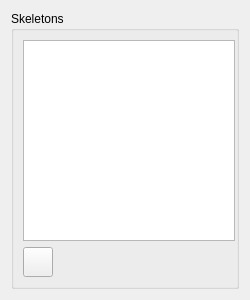
Qt form GUI/SideWidgetComponents/SkeletonList.ui (istee/cor3d) before a commit.
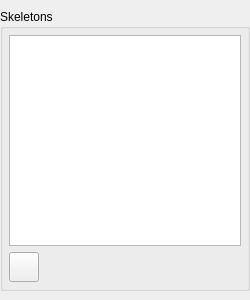
The same form after that commit. Custom widgets are drawn as their Qt base class.

What changed in the file:
```diff
--- a/GUI/SideWidgetComponents/SkeletonList.ui
+++ b/GUI/SideWidgetComponents/SkeletonList.ui
@@ -35,6 +35,18 @@
    <string>Available skeletons</string>
   </property>
   <layout class="QGridLayout" name="gridLayout">
+   <property name="leftMargin">
+    <number>0</number>
+   </property>
+   <property name="topMargin">
+    <number>9</number>
+   </property>
+   <property name="rightMargin">
+    <number>0</number>
+   </property>
+   <property name="bottomMargin">
+    <number>9</number>
+   </property>
    <item row="0" column="0">
     <widget class="SideWidgetGroupBox" name="groupBox">
      <property name="sizePolicy">
@@ -47,6 +59,9 @@
       <string>Skeletons</string>
      </property>
      <layout class="QVBoxLayout" name="verticalLayout">
+      <property name="margin">
+       <number>6</number>
+      </property>
       <item>
        <widget class="QListWidget" name="skeleton_listview">
         <property name="minimumSize">
```
